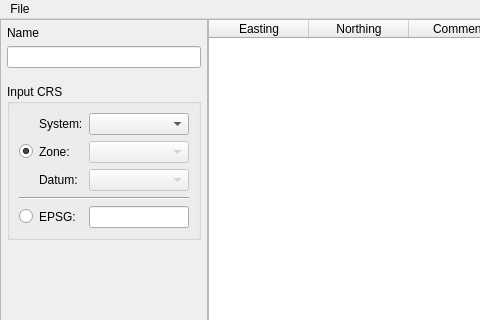
Before: the Qt Designer form src/ui/gpx_creator.ui in Eric-Meunier/Processor-Suite, drawn with Qt 5; both pictures show x 0 to 480 and y 0 to 320 of the 822 by 595 pixel window.
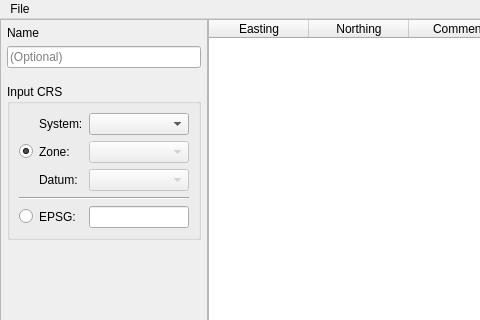
After: the same form once the commit is applied.

```diff
--- a/src/ui/gpx_creator.ui
+++ b/src/ui/gpx_creator.ui
@@ -66,6 +66,9 @@
            <verstretch>0</verstretch>
           </sizepolicy>
          </property>
+         <property name="placeholderText">
+          <string>(Optional)</string>
+         </property>
         </widget>
        </item>
        <item>
```
Left out of the diff: 1 changed line with no effect on the pictures.
